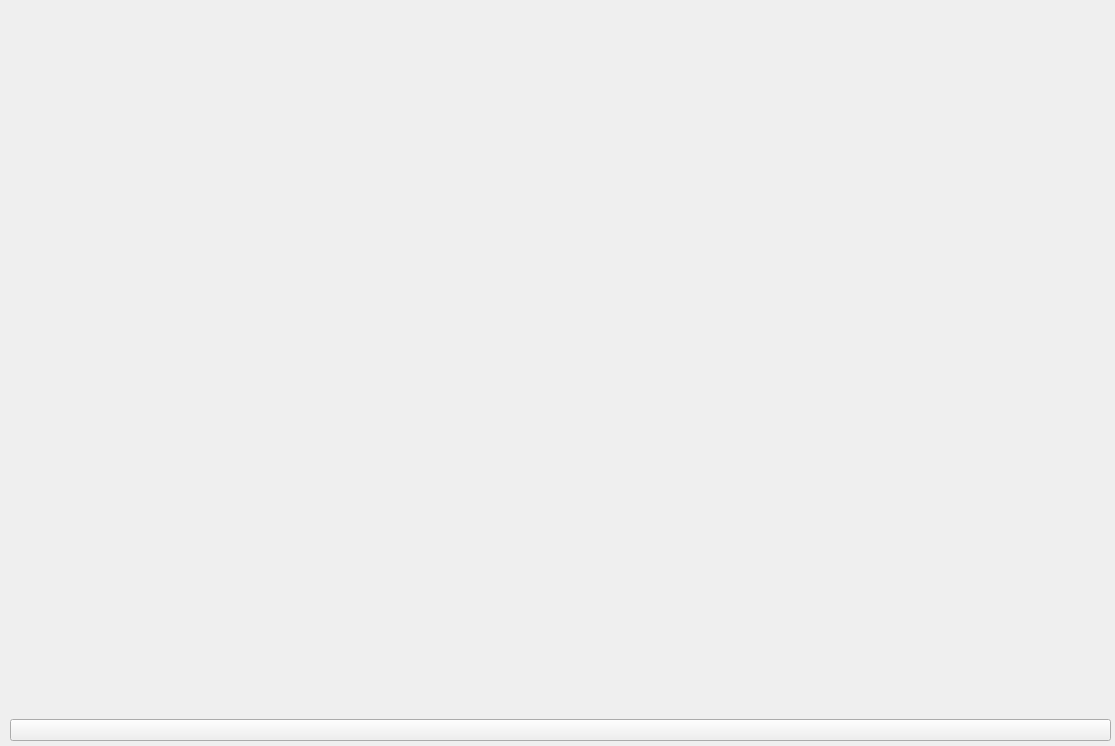
First picture: the form in mainwindow.ui, repository yaoyuanna/AV_PROJECT, before the edit.
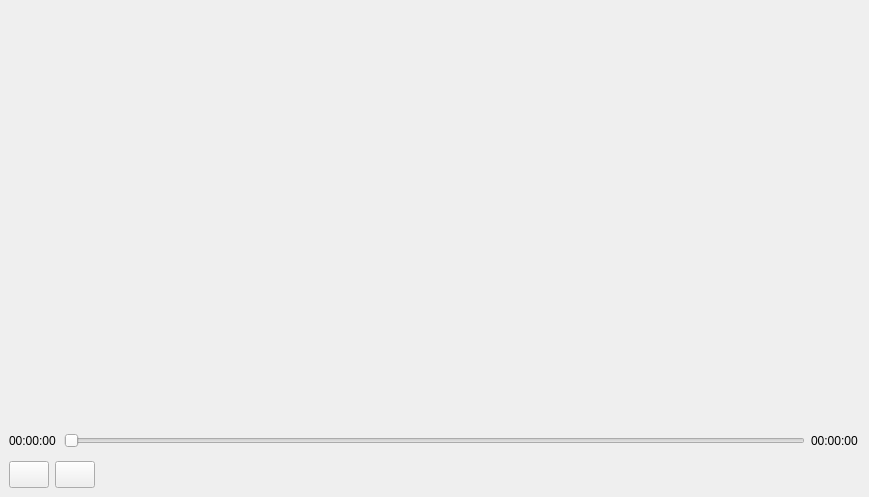
Second picture: the form after the edit. Icons and pictures are not drawn.

Diff of the .ui file:
```diff
--- a/mainwindow.ui
+++ b/mainwindow.ui
@@ -6,24 +6,15 @@
    <rect>
     <x>0</x>
     <y>0</y>
-    <width>1115</width>
-    <height>746</height>
+    <width>869</width>
+    <height>497</height>
    </rect>
   </property>
   <property name="windowTitle">
    <string>MainWindow</string>
   </property>
   <widget class="QWidget" name="centralwidget">
-   <widget class="QWidget" name="">
-    <property name="geometry">
-     <rect>
-      <x>10</x>
-      <y>10</y>
-      <width>1101</width>
-      <height>731</height>
-     </rect>
-    </property>
-    <layout class="QVBoxLayout" name="verticalLayout">
+   <layout class="QVBoxLayout" name="verticalLayout_2" stretch="15,1,1">
      <item>
       <widget class="QLabel" name="lb_show">
        <property name="sizePolicy">
@@ -38,7 +29,57 @@
       </widget>
      </item>
      <item>
+     <layout class="QHBoxLayout" name="horizontalLayout_3" stretch="1,15,1">
+      <item>
+       <widget class="QLabel" name="lb_timecurrunt">
+        <property name="text">
+         <string>00:00:00</string>
+        </property>
+       </widget>
+      </item>
+      <item>
+       <widget class="QSlider" name="horizontalSlider">
+        <property name="sizePolicy">
+         <sizepolicy hsizetype="Preferred" vsizetype="Preferred">
+          <horstretch>0</horstretch>
+          <verstretch>0</verstretch>
+         </sizepolicy>
+        </property>
+        <property name="orientation">
+         <enum>Qt::Horizontal</enum>
+        </property>
+       </widget>
+      </item>
+      <item>
+       <widget class="QLabel" name="lb_timeend">
+        <property name="text">
+         <string>00:00:00</string>
+        </property>
+       </widget>
+      </item>
+     </layout>
+    </item>
+    <item>
+     <layout class="QVBoxLayout" name="verticalLayout">
+      <item>
+       <layout class="QHBoxLayout" name="horizontalLayout" stretch="1,1,20">
+        <item>
       <widget class="QPushButton" name="pushButton">
+          <property name="enabled">
+           <bool>true</bool>
+          </property>
+          <property name="sizePolicy">
+           <sizepolicy hsizetype="Preferred" vsizetype="Preferred">
+            <horstretch>1</horstretch>
+            <verstretch>0</verstretch>
+           </sizepolicy>
+          </property>
+          <property name="baseSize">
+           <size>
+            <width>10</width>
+            <height>10</height>
+           </size>
+          </property>
        <property name="text">
         <string/>
        </property>
@@ -48,10 +89,41 @@
        </property>
       </widget>
      </item>
-    </layout>
-   </widget>
-  </widget>
- </widget>
- <resources/>
+        <item>
+         <widget class="QPushButton" name="pushButton_2">
+          <property name="sizePolicy">
+           <sizepolicy hsizetype="Preferred" vsizetype="Preferred">
+            <horstretch>1</horstretch>
+            <verstretch>0</verstretch>
+           </sizepolicy>
+          </property>
+          <property name="text">
+           <string/>
+          </property>
+         </widget>
+        </item>
+        <item>
+         <spacer name="horizontalSpacer">
+          <property name="orientation">
+           <enum>Qt::Horizontal</enum>
+          </property>
+          <property name="sizeHint" stdset="0">
+           <size>
+            <width>3500</width>
+            <height>20</height>
+           </size>
+          </property>
+         </spacer>
+        </item>
+       </layout>
+      </item>
+     </layout>
+    </item>
+   </layout>
+  </widget>
+ </widget>
+ <resources>
+  <include location="picture.qrc"/>
+ </resources>
  <connections/>
 </ui>
```
Left out of the diff: 4 changed lines with no effect on the pictures. Lines whose indentation alone changed are shown as unchanged.
